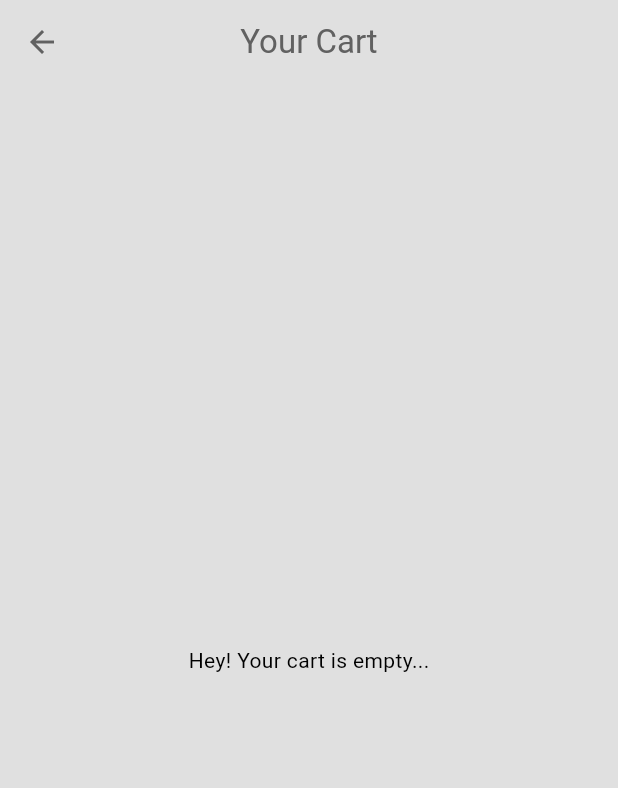
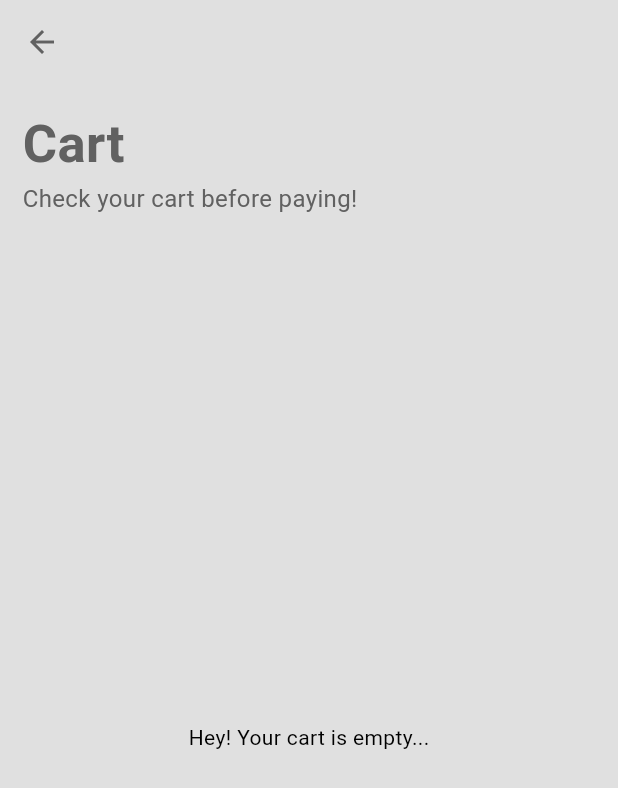
Before and after one commit to hafizn07/minimal_ecommerce_app, a Flutter app: the ShopPage screen opened by its route, after a tap on the "shopping cart" icon, on a phone screen of 412 x 824 dp. Shown: the top 788 px of the screen. Run offline on Flutter 3.47's test engine with Material 3 defaults, Android fonts, the phone set to English and light mode, and no system bars; our stand-ins replace shared_preferences; accounts and stored records are empty.

Commit message:
feat: Add reusable header component on screens

```diff
--- /dev/null
+++ b/lib/components/my_header.dart
@@ -0,0 +1,42 @@
+import 'package:flutter/material.dart';
+
+class MyHeader extends StatelessWidget {
+  final String heading;
+  final String subHeading;
+
+  const MyHeader({
+    super.key,
+    required this.heading,
+    required this.subHeading,
+  });
+
+  @override
+  Widget build(BuildContext context) {
+    return Container(
+      margin: const EdgeInsets.all(15.0),
+      child: Align(
+        alignment: Alignment.topLeft,
+        child: Column(
+          crossAxisAlignment: CrossAxisAlignment.start,
+          children: [
+            Text(
+              heading,
+              style: TextStyle(
+                fontSize: 35,
+                fontWeight: FontWeight.w600,
+                color: Theme.of(context).colorScheme.inversePrimary,
+              ),
+            ),
+            Text(
+              subHeading,
+              style: TextStyle(
+                fontSize: 16,
+                color: Theme.of(context).colorScheme.inversePrimary,
+              ),
+            ),
+          ],
+        ),
+      ),
+    );
+  }
+}
--- a/lib/components/my_product_tile.dart
+++ b/lib/components/my_product_tile.dart
@@ -17,7 +17,7 @@ class MyProductTile extends StatelessWidget {
     showDialog(
       context: context,
       builder: (context) => AlertDialog(
-        content: const Text('Add this item to your cart?'),
+        content: Text('Add "${product.name}" item to your cart?'),
         actions: [
           //cancel button
           MaterialButton(
@@ -100,8 +100,12 @@ class MyProductTile extends StatelessWidget {
               //add to cart button
               Container(
                 decoration: BoxDecoration(
-                  color: Theme.of(context).colorScheme.secondary,
+                  color: Theme.of(context).colorScheme.primary,
                   borderRadius: BorderRadius.circular(12),
+                  border: Border.all(
+                    color: Theme.of(context).colorScheme.secondary,
+                    width: 1.5,
+                  ),
                 ),
                 child: IconButton(
                   onPressed: () => addToCart(context),
--- a/lib/pages/cart_page.dart
+++ b/lib/pages/cart_page.dart
@@ -1,5 +1,6 @@
 import 'package:flutter/material.dart';
 import 'package:minimal_ecommerce_app/components/my_button.dart';
+import 'package:minimal_ecommerce_app/components/my_header.dart';
 import 'package:minimal_ecommerce_app/models/product.dart';
 import 'package:minimal_ecommerce_app/models/shop.dart';
 import 'package:provider/provider.dart';
@@ -57,12 +58,15 @@ class CartPage extends StatelessWidget {
         backgroundColor: Colors.transparent,
         elevation: 0,
         foregroundColor: Theme.of(context).colorScheme.inversePrimary,
-        title: const Text("Your Cart"),
-        centerTitle: true,
       ),
       backgroundColor: Theme.of(context).colorScheme.background,
       body: Column(
         children: [
+          //header
+          const MyHeader(
+            heading: "Cart",
+            subHeading: "Check your cart before paying!",
+          ),
           //cart list
           Expanded(
             child: cart.isEmpty
--- a/lib/pages/shop_page.dart
+++ b/lib/pages/shop_page.dart
@@ -1,5 +1,6 @@
 import 'package:flutter/material.dart';
 import 'package:minimal_ecommerce_app/components/my_drawer.dart';
+import 'package:minimal_ecommerce_app/components/my_header.dart';
 import 'package:minimal_ecommerce_app/components/my_product_tile.dart';
 import 'package:minimal_ecommerce_app/models/shop.dart';
 import 'package:provider/provider.dart';
@@ -16,9 +17,6 @@ class ShopPage extends StatelessWidget {
       appBar: AppBar(
         backgroundColor: Colors.transparent,
         elevation: 0,
-        foregroundColor: Theme.of(context).colorScheme.inversePrimary,
-        title: const Text("Shop page"),
-        centerTitle: true,
         actions: [
           //goto cart page
           IconButton(
@@ -29,33 +27,37 @@ class ShopPage extends StatelessWidget {
       ),
       drawer: const MyDrawer(),
       backgroundColor: Theme.of(context).colorScheme.background,
-      body: ListView(
+      body: Column(
         children: [
-          const SizedBox(height: 25),
-          //shop subtitle
-          Center(
-            child: Text(
-              "Pick from a selected list of premium products.",
-              style: TextStyle(
-                color: Theme.of(context).colorScheme.inversePrimary,
-              ),
-            ),
+          // Header
+          const MyHeader(
+            heading: "Shop",
+            subHeading: "Pick from a selected list of premium products.",
           ),
 
-          //product list
+          // Product list
           SizedBox(
             height: 585,
             child: ListView.builder(
               itemCount: products.length,
               scrollDirection: Axis.horizontal,
-              padding: const EdgeInsets.all(15),
+              padding: const EdgeInsets.all(10),
               itemBuilder: (context, index) {
-                //get each individual product from shop
+                // Get each individual product from shop
                 final product = products[index];
 
-                //return a product tile UI
+                // Return a product tile UI
                 return MyProductTile(product: product);
               },
+            ),
+          ),
+
+          const SizedBox(height: 35),
+          // Text at the bottom
+          Text(
+            "minimal x shop",
+            style: TextStyle(
+              color: Theme.of(context).colorScheme.inversePrimary,
             ),
           ),
         ],
```
